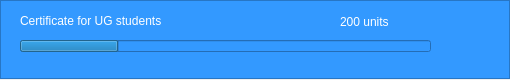
WhiteW0lf00/supreme_ulterior_interior, file print_queue_item.ui: the form before one commit.
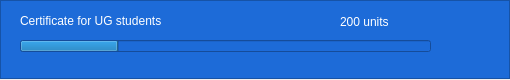
The form after the commit. Icons and pictures are not drawn.

What changed in the file:
```diff
--- a/print_queue_item.ui
+++ b/print_queue_item.ui
@@ -29,7 +29,7 @@
     </rect>
    </property>
    <property name="styleSheet">
-    <string notr="true">background-color: #3399ff;</string>
+    <string notr="true">background-color: #1d6bd8;</string>
    </property>
    <property name="frameShape">
     <enum>QFrame::StyledPanel</enum>
```
